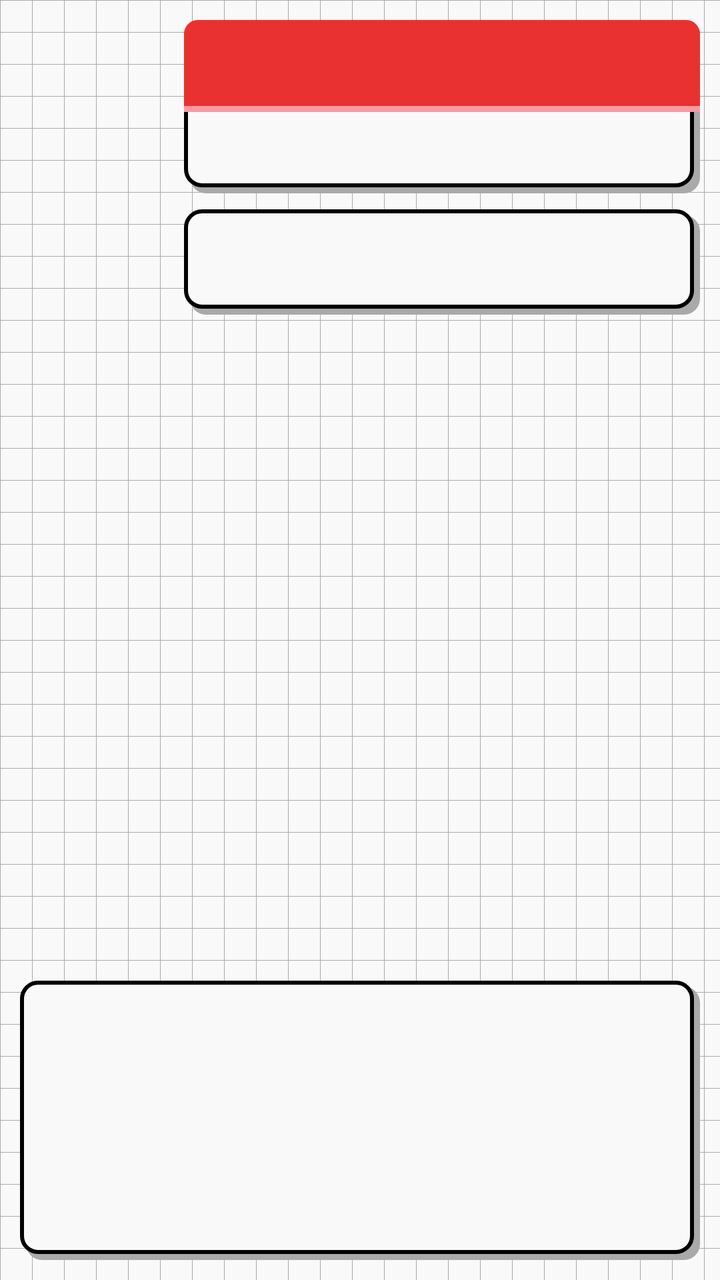
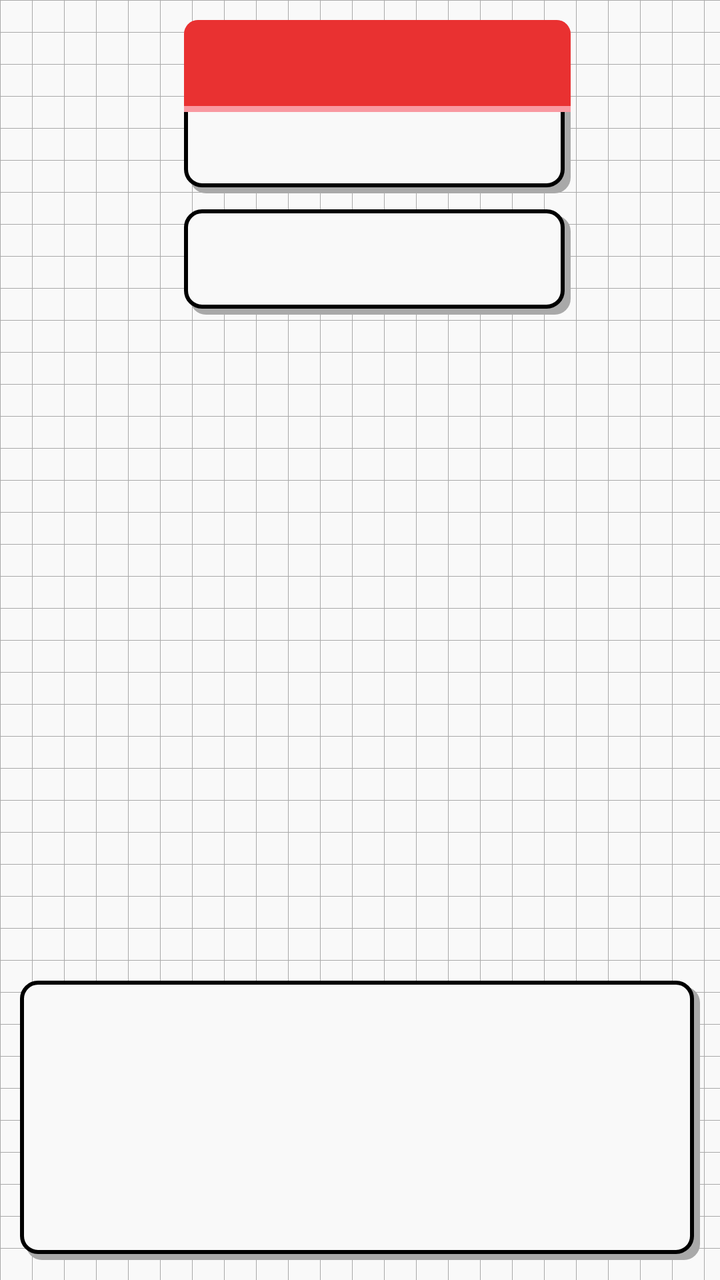

Two renders of the same Android screen: before a commit and after it. Below are the layout's source before the change and the commit's diff.
<!-- AndroidManifest.xml: application theme Theme.PGearHS -->
<!-- res/layout/activity_pokedex_detail.xml -->
<?xml version="1.0" encoding="utf-8"?>
<LinearLayout xmlns:android="http://schemas.android.com/apk/res/android"
    android:layout_width="match_parent"
    android:layout_height="match_parent"
    android:orientation="vertical"
    android:background="@drawable/pokedex_grid_bg">

    
    <LinearLayout
        android:id="@+id/tabBar"
        android:layout_width="match_parent"
        android:layout_height="wrap_content"
        android:orientation="horizontal"
        android:background="@color/pokedexRedDeep" />

    <FrameLayout
        android:layout_width="match_parent"
        android:paddingHorizontal="10dp"
        android:paddingBottom="10dp"
        android:layout_height="0dp"
        android:layout_weight="1"
        android:layout_marginTop="10dp">

        
        <LinearLayout
            android:id="@+id/infoTabContent"
            android:layout_width="match_parent"
            android:layout_height="match_parent"
            android:orientation="vertical">

            <LinearLayout
                android:layout_width="match_parent"
                android:layout_height="wrap_content"
                android:orientation="horizontal">

                <ImageView
                    android:id="@+id/detailSprite"
                    android:layout_width="72dp"
                    android:layout_height="72dp"
                    android:layout_gravity="top|center_horizontal"
                    android:layout_marginEnd="10dp"
                    android:contentDescription="@null" />

                
                <LinearLayout
                    android:layout_width="0dp"
                    android:layout_weight="1"
                    android:layout_height="wrap_content"
                    android:orientation="vertical">

                    <LinearLayout
                        android:layout_width="match_parent"
                        android:layout_height="wrap_content"
                        android:orientation="vertical"
                        android:background="@drawable/pokedex_card_bg"
                        android:layout_marginBottom="8dp">

                        <TextView
                            android:id="@+id/detailIdHeader"
                            android:layout_width="match_parent"
                            android:layout_height="wrap_content"
                            android:background="@drawable/pokedex_card_header_bg"
                            android:padding="8dp"
                            android:gravity="end"
                            android:textColor="#FFFFFF"
                            android:textStyle="bold"
                            android:textSize="32sp" />

                        <TextView
                            android:id="@+id/detailCategory"
                            android:layout_width="match_parent"
                            android:layout_height="wrap_content"
                            android:padding="8dp"
                            android:gravity="end"
                            android:textColor="@color/pokedexInkDim"
                            android:textSize="26sp" />
                    </LinearLayout>

                    <LinearLayout
                        android:layout_width="match_parent"
                        android:layout_height="wrap_content"
                        android:orientation="vertical"
                        android:background="@drawable/pokedex_card_bg"
                        android:padding="10dp">

                        <TextView
                            android:id="@+id/detailHeightWeight"
                            android:layout_width="match_parent"
                            android:layout_height="wrap_content"
                            android:gravity="end"
                            android:textColor="@color/pokedexInk"
                            android:textStyle="bold"
                            android:textSize="28sp" />

                        <LinearLayout
                            android:id="@+id/detailTypeChips"
                            android:layout_width="match_parent"
                            android:layout_height="wrap_content"
                            android:orientation="horizontal"
                            android:gravity="end"
                            android:layout_marginTop="6dp" />
                    </LinearLayout>
                </LinearLayout>
            </LinearLayout>

            <View
                android:layout_width="match_parent"
                android:layout_height="0dp"
                android:layout_weight="1" />

            <LinearLayout
                android:layout_width="match_parent"
                android:layout_height="wrap_content"
                android:orientation="vertical"
                android:background="@drawable/pokedex_card_bg"
                android:padding="10dp">

                <TextView
                    android:id="@+id/detailPokedexEntry"
                    android:layout_width="match_parent"
                    android:layout_height="wrap_content"
                    android:lineSpacingExtra="3dp"
                    android:minLines="4"
                    android:maxLines="4"
                    android:ellipsize="end"
                    android:textColor="@color/pokedexInk"
                    android:textSize="28sp" />
            </LinearLayout>
        </LinearLayout>

        
        <LinearLayout
            android:id="@+id/statsTabContent"
            android:layout_width="match_parent"
            android:layout_height="match_parent"
            android:orientation="vertical"
            android:visibility="gone">

            <LinearLayout
                android:layout_width="match_parent"
                android:layout_height="wrap_content"
                android:orientation="horizontal"
                android:gravity="center_vertical"
                android:background="@drawable/pokedex_card_bg"
                android:padding="10dp"
                android:layout_marginBottom="8dp">

                <com.logie.pgearhs.pokedex.IdleIconView
                    android:id="@+id/statsIcon"
                    android:layout_width="36dp"
                    android:layout_height="36dp"
                    android:layout_marginEnd="8dp" />

                <TextView
                    android:id="@+id/statsName"
                    android:layout_width="wrap_content"
                    android:layout_height="wrap_content"
                    android:textStyle="bold"
                    android:textColor="@color/pokedexInk"
                    android:textSize="16sp" />

                <LinearLayout
                    android:id="@+id/statsTypeChips"
                    android:layout_width="wrap_content"
                    android:layout_height="wrap_content"
                    android:orientation="horizontal"
                    android:layout_marginStart="8dp" />
            </LinearLayout>

            <LinearLayout
                android:layout_width="match_parent"
                android:layout_height="0dp"
                android:layout_weight="1"
                android:orientation="vertical"
                android:background="@drawable/pokedex_card_bg"
                android:padding="10dp">

                <GridLayout
                    android:id="@+id/statsGrid"
                    android:layout_width="match_parent"
                    android:layout_height="wrap_content"
                    android:columnCount="4" />

                <View
                    android:layout_width="match_parent"
                    android:layout_height="1dp"
                    android:background="#DDDDDD"
                    android:layout_marginTop="8dp"
                    android:layout_marginBottom="6dp" />

                <LinearLayout
                    android:layout_width="match_parent"
                    android:layout_height="wrap_content"
                    android:orientation="horizontal">

                    <TextView
                        android:layout_width="0dp"
                        android:layout_weight="1"
                        android:layout_height="wrap_content"
                        android:text="@string/pokedex_total_label"
                        android:textStyle="bold"
                        android:textColor="@color/pokedexInk" />

                    <TextView
                        android:id="@+id/statsTotal"
                        android:layout_width="wrap_content"
                        android:layout_height="wrap_content"
                        android:textStyle="bold"
                        android:textColor="@color/pokedexInk" />
                </LinearLayout>
            </LinearLayout>
        </LinearLayout>

        
        <LinearLayout
            android:id="@+id/areaTabContent"
            android:layout_width="match_parent"
            android:layout_height="match_parent"
            android:orientation="vertical"
            android:gravity="center"
            android:visibility="gone">

            <ImageView
                android:id="@+id/areaMap"
                android:layout_width="120dp"
                android:layout_height="120dp"
                android:contentDescription="@null" />

            <TextView
                android:id="@+id/areaMessage"
                android:layout_width="wrap_content"
                android:layout_height="wrap_content"
                android:layout_marginTop="10dp"
                android:gravity="center"
                android:textColor="@color/pokedexInk"
                android:textSize="13sp" />
        </LinearLayout>

        
        <LinearLayout
            android:id="@+id/evoTabContent"
            android:layout_width="match_parent"
            android:layout_height="match_parent"
            android:orientation="vertical"
            android:gravity="center"
            android:visibility="gone">

            <LinearLayout
                android:layout_width="match_parent"
                android:layout_height="wrap_content"
                android:orientation="vertical"
                android:background="@drawable/pokedex_card_bg"
                android:padding="14dp">

                <HorizontalScrollView
                    android:layout_width="match_parent"
                    android:layout_height="wrap_content"
                    android:scrollbars="none">

                    <LinearLayout
                        android:id="@+id/evoChainContainer"
                        android:layout_width="wrap_content"
                        android:layout_height="wrap_content"
                        android:orientation="horizontal"
                        android:gravity="center_vertical" />
                </HorizontalScrollView>

                <TextView
                    android:id="@+id/evoEmptyMessage"
                    android:layout_width="wrap_content"
                    android:layout_height="wrap_content"
                    android:gravity="center"
                    android:textColor="@color/pokedexInkDim"
                    android:textSize="13sp"
                    android:visibility="gone" />
            </LinearLayout>
        </LinearLayout>

        
        <LinearLayout
            android:id="@+id/cryTabContent"
            android:layout_width="match_parent"
            android:layout_height="match_parent"
            android:orientation="horizontal"
            android:gravity="center_vertical"
            android:visibility="gone">

            <com.logie.pgearhs.pokedex.CryScopeView
                android:id="@+id/cryScope"
                android:layout_width="0dp"
                android:layout_weight="1"
                android:layout_height="90dp"
                android:layout_marginEnd="12dp"
                android:background="@drawable/pokedex_card_bg" />

            <LinearLayout
                android:layout_width="wrap_content"
                android:layout_height="wrap_content"
                android:orientation="vertical"
                android:gravity="center_horizontal">

                <ImageView
                    android:id="@+id/crySprite"
                    android:layout_width="64dp"
                    android:layout_height="64dp"
                    android:contentDescription="@null" />

                <TextView
                    android:id="@+id/cryName"
                    android:layout_width="wrap_content"
                    android:layout_height="wrap_content"
                    android:textStyle="bold"
                    android:textColor="@color/pokedexInk"
                    android:textSize="14sp" />
            </LinearLayout>

            <FrameLayout
                android:layout_width="90dp"
                android:layout_height="72dp"
                android:layout_marginStart="12dp">

                <ImageView
                    android:id="@+id/cryMeter"
                    android:layout_width="match_parent"
                    android:layout_height="match_parent"
                    android:contentDescription="@null" />

                <ImageView
                    android:id="@+id/cryNeedle"
                    android:layout_width="54dp"
                    android:layout_height="54dp"
                    android:layout_gravity="center_horizontal|bottom"
                    android:layout_marginBottom="4dp"
                    android:contentDescription="@null" />
            </FrameLayout>
        </LinearLayout>

        
        <LinearLayout
            android:id="@+id/sizeTabContent"
            android:layout_width="match_parent"
            android:layout_height="match_parent"
            android:orientation="vertical"
            android:gravity="center"
            android:visibility="gone">

            <TextView
                android:id="@+id/sizeTitle"
                android:layout_width="wrap_content"
                android:layout_height="wrap_content"
                android:textStyle="bold"
                android:textColor="@color/pokedexInk"
                android:textSize="14sp"
                android:layout_marginBottom="16dp" />

            <LinearLayout
                android:id="@+id/sizeFiguresRow"
                android:layout_width="wrap_content"
                android:layout_height="wrap_content"
                android:orientation="horizontal"
                android:gravity="bottom">

                <ImageView
                    android:id="@+id/sizePokemonImage"
                    android:layout_width="wrap_content"
                    android:layout_height="wrap_content"
                    android:contentDescription="@null" />

                <Space
                    android:layout_width="24dp"
                    android:layout_height="1dp" />

                <ImageView
                    android:id="@+id/sizeTrainerImage"
                    android:layout_width="wrap_content"
                    android:layout_height="wrap_content"
                    android:contentDescription="@null" />
            </LinearLayout>

            <View
                android:layout_width="200dp"
                android:layout_height="2dp"
                android:background="#000000"
                android:layout_marginTop="4dp" />

            <TextView
                android:id="@+id/sizeCaption"
                android:layout_width="220dp"
                android:layout_height="wrap_content"
                android:layout_marginTop="12dp"
                android:gravity="center"
                android:textColor="@color/pokedexInkDim"
                android:textSize="11sp" />
        </LinearLayout>

    </FrameLayout>
</LinearLayout>
<!-- resources referenced by this layout -->
<resources>
  <color name="pokedexInk">#2A2A2A</color>
  <color name="pokedexInkDim">#8A8A8A</color>
  <color name="pokedexRedDeep">#911121</color>
  <!-- drawable pokedex_card_bg (drawable) -->
  <?xml version="1.0" encoding="utf-8"?>
  <layer-list xmlns:android="http://schemas.android.com/apk/res/android">
      <item android:top="3dp" android:left="3dp">
          <shape android:shape="rectangle">
              <solid android:color="@color/pokedexGridline" />
              <corners android:radius="8dp" />
          </shape>
      </item>
      <item android:right="3dp" android:bottom="3dp">
          <shape android:shape="rectangle">
              <solid android:color="@color/pokedexPaper" />
              <stroke android:width="2dp" android:color="#000000" />
              <corners android:radius="8dp" />
          </shape>
      </item>
  </layer-list>
  <!-- drawable pokedex_card_header_bg (drawable) -->
  <?xml version="1.0" encoding="utf-8"?>
  <layer-list xmlns:android="http://schemas.android.com/apk/res/android">
      <item>
          <shape android:shape="rectangle">
              <solid android:color="@color/pokedexPink" />
              <corners android:topLeftRadius="7dp" android:topRightRadius="7dp" />
          </shape>
      </item>
      <item android:bottom="3dp">
          <shape android:shape="rectangle">
              <solid android:color="@color/pokedexRed" />
              <corners android:topLeftRadius="7dp" android:topRightRadius="7dp" />
          </shape>
      </item>
  </layer-list>
  <!-- drawable pokedex_grid_bg (drawable) -->
  <?xml version="1.0" encoding="utf-8"?>
  <bitmap xmlns:android="http://schemas.android.com/apk/res/android"
      android:src="@drawable/pokedex_grid_tile"
      android:tileModeX="repeat"
      android:tileModeY="repeat"
      android:filter="false" />
  <string name="pokedex_total_label">TOTAL</string>
  <style name="Theme.PGearHS" parent="Theme.MaterialComponents.DayNight.NoActionBar">
          <item name="colorPrimary">@color/johtoAccent</item>
          <item name="colorPrimaryDark">@color/johtoBackground</item>
          <item name="colorAccent">@color/johtoAccent</item>
          <item name="android:windowBackground">@color/johtoBackground</item>
          <item name="android:statusBarColor" tools:targetApi="l">@color/johtoBackground</item>
          <item name="android:fontFamily">@font/pokemon_emerald</item>
          <item name="fontFamily">@font/pokemon_emerald</item>
      </style>
  <color name="pokedexGridline">#A9A9A9</color>
  <color name="pokedexPaper">#F9F9F9</color>
  <color name="pokedexPink">#F999A1</color>
  <color name="pokedexRed">#E93131</color>
  <!-- drawable pokedex_grid_tile: png bitmap (drawable-nodpi, 166 bytes) -->
  <color name="johtoAccent">#F2C230</color>
  <color name="johtoBackground">#1B2A4A</color>
</resources>

<!-- the commit's change to res/layout/activity_pokedex_detail.xml (unified diff, before → after) -->
@@ -44,7 +44,7 @@
                 
                 <LinearLayout
                     android:layout_width="0dp"
-                    android:layout_weight="1"
+                    android:layout_weight="3"
                     android:layout_height="wrap_content"
                     android:orientation="vertical">
 
@@ -101,6 +101,12 @@
                             android:layout_marginTop="6dp" />
                     </LinearLayout>
                 </LinearLayout>
+
+                
+                <View
+                    android:layout_width="0dp"
+                    android:layout_weight="1"
+                    android:layout_height="1dp" />
             </LinearLayout>
 
             <View
